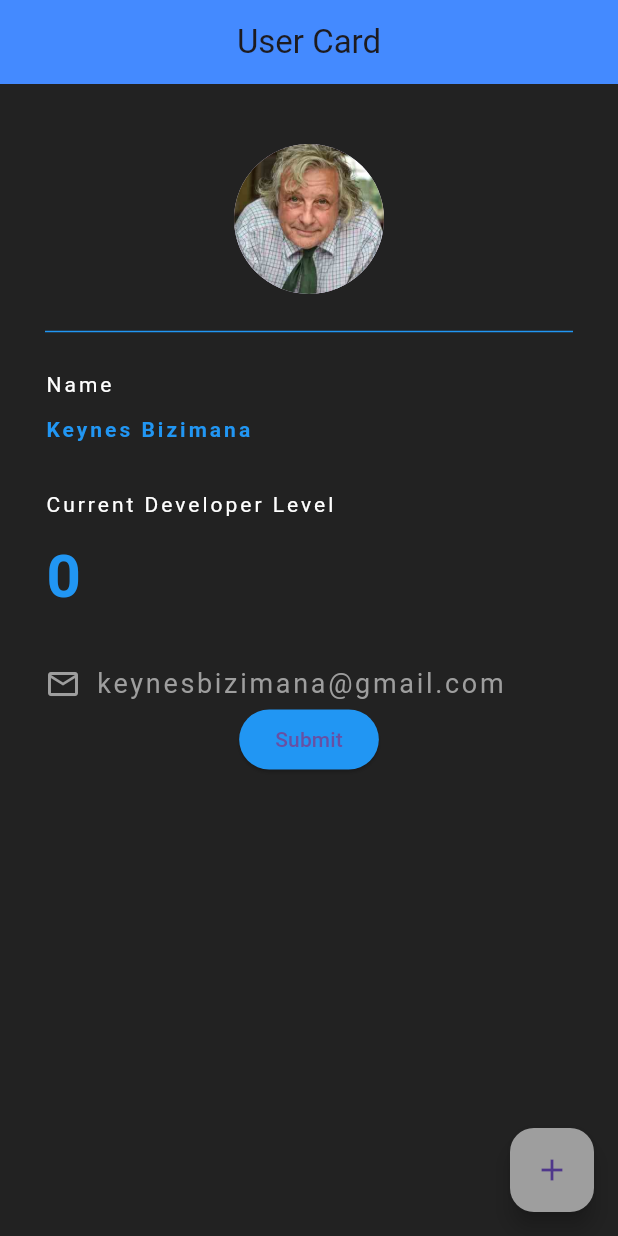
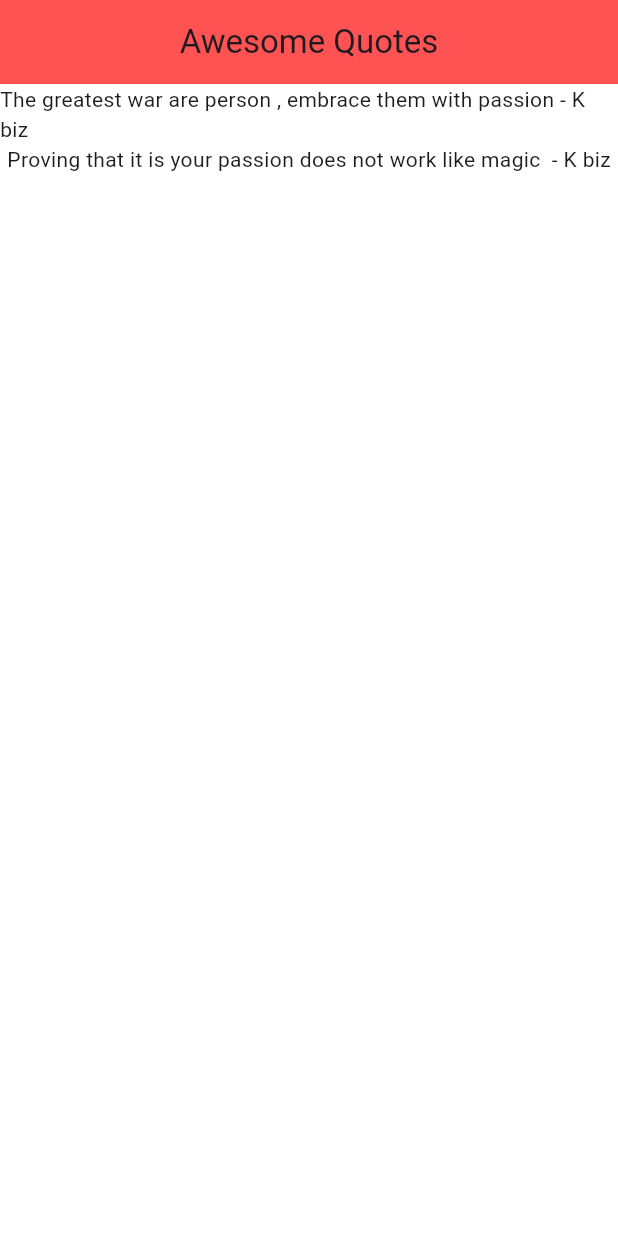
Before and after one commit to 23nosurrend/flutter_app, a Flutter app: the screen it shows after launch, on a phone screen of 412 x 824 dp. Run offline on Flutter 3.47's test engine with Material 3 defaults, Android fonts, the phone set to English and light mode, and no system bars.

Commit message:
ft (quotes  screen):added Quotes screen

```diff
--- a/lib/main.dart
+++ b/lib/main.dart
@@ -1,109 +1,57 @@
 import 'package:flutter/material.dart';
+import "quote.dart";
 
 void main() {
-  runApp(MaterialApp(home: UserCard()));
+  runApp(MaterialApp(
+    home: QuotesLists(),
+  ));
 }
 
-class UserCard extends StatefulWidget {
+class QuotesLists extends StatefulWidget {
   @override
-  State<UserCard> createState() => _UserCardState();
+  State<QuotesLists> createState() => _QuotesState();
 }
 
-class _UserCardState extends State<UserCard> {
-  int level = 0;
+class _QuotesState extends State<QuotesLists> {
+  List<Quote> quotes = [
+    Quote(
+        text: "The greatest war are person , embrace them with passion",
+        author: "K biz"),
+    Quote(
+        text: "Proving that it is your passion does not work like magic ",
+        author: "K biz")
+  ];
+
+  Widget quoteTemplate(quote) {
+    return Card(
+      margin:EdgeInsets.fromLTRB(16, 16, 16,0),
+      child:Column(
+        children: [
+          Text(
+            quote.text,
+            style:TextStyle(
+              fontSize: 20,
+              color:Colors.grey
+            )
+          )
+        ],
+      )
+    );
+  }
+
   @override
   Widget build(BuildContext context) {
     return Scaffold(
-      backgroundColor: Colors.black87,
+      backgroundColor: Colors.white,
       appBar: AppBar(
-        title: Text("User Card"),
+        title: Text("Awesome Quotes"),
         centerTitle: true,
-        backgroundColor: Colors.blueAccent,
-        elevation: 0.0,
+        backgroundColor: Colors.redAccent,
       ),
-      floatingActionButton: FloatingActionButton(
-        onPressed: () {
-          setState(() {
-            level += 1;
-          });
-        },
-        backgroundColor: Colors.grey,
-        child: Icon(Icons.add),
-      ),
-      body: Padding(
-        padding: EdgeInsets.fromLTRB(30.0, 40.0, 30.0, 0.0),
-        child: Column(
-          crossAxisAlignment: CrossAxisAlignment.start,
-          children: [
-            Center(
-              child: CircleAvatar(
-                backgroundImage: AssetImage('assets/image3.jpg'),
-                radius: 50,
-              ),
-            ),
-            Divider(
-              height: 50.0,
-              color: Colors.blue,
-            ),
-            Text(
-              "Name",
-              style: TextStyle(
-                color: Colors.white,
-                letterSpacing: 2.0,
-              ),
-            ),
-            SizedBox(height: 10.0),
-            Text(
-              "Keynes Bizimana",
-              style: TextStyle(
-                  color: Colors.blue,
-                  letterSpacing: 2.0,
-                  fontWeight: FontWeight.bold),
-            ),
-            SizedBox(height: 30.0),
-            Text(
-              "Current Developer Level",
-              style: TextStyle(
-                color: Colors.white,
-                letterSpacing: 2.0,
-              ),
-            ),
-            SizedBox(height: 10.0),
-            Text(
-              "$level",
-              style: TextStyle(
-                fontSize: 40,
-                  color: Colors.blue,
-                  letterSpacing: 2.0,
-                  fontWeight: FontWeight.bold),
-            ),
-            SizedBox(height: 30.0),
-            Row(
-              children: [
-                Icon(Icons.email_outlined, color: Colors.grey),
-                SizedBox(width: 10.0),
-                Text(
-                  "keynesbizimana@gmail.com",
-                  style: TextStyle(
-                      color: Colors.grey, fontSize: 18, letterSpacing: 1.8),
-                ),
-
-
-              ],
-            ),
-             Center(
-               child: ElevatedButton(
-                    onPressed: (){},
-
-                     style: ButtonStyle(
-                      backgroundColor: WidgetStatePropertyAll(Colors.blue)
-                     ),
-                      child: Text("Submit"),
-                     ),
-             )
-          ],
-        ),
-      ),
+      body: Column(
+          children: quotes
+              .map((quote) => Text('${quote.text} - ${quote.author}'))
+              .toList()),
     );
   }
 }
--- /dev/null
+++ b/lib/quote.dart
@@ -0,0 +1,6 @@
+class Quote {
+  String text;
+  String author;
+
+  Quote({required this.text, required this.author});
+}
```
